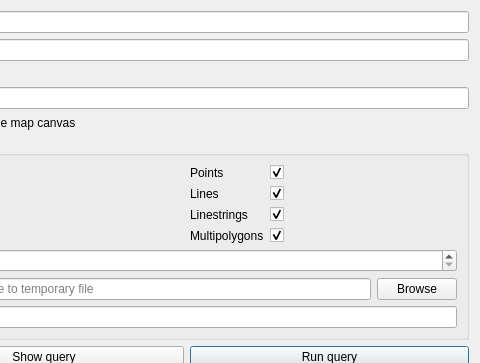
Qt form ui/quick_query.ui (3liz/QuickOSM) before a commit; both pictures show x 107 to 587 and y 0 to 363 of the 587 by 565 pixel window.
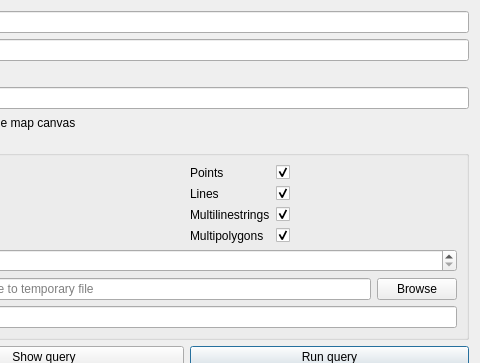
The same form after that commit. Custom widgets are drawn as their Qt base class.

Diff of the .ui file:
```diff
--- a/ui/quick_query.ui
+++ b/ui/quick_query.ui
@@ -209,7 +209,7 @@
           <item row="2" column="0">
            <widget class="QLabel" name="label_14">
             <property name="text">
-             <string>Linestrings</string>
+             <string>Multilinestrings</string>
             </property>
            </widget>
           </item>
```
